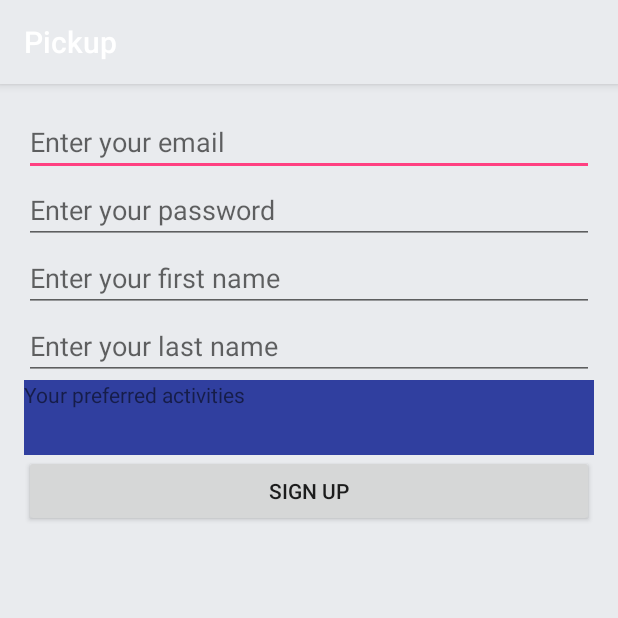
After one commit to darrencl95/Pickup, an Android app: the RegistrationActivity screen opened directly, with no data from a screen before it, on a phone screen of 412 x 824 dp, the top half of it. The commit adds this screen. Run offline under Robolectric (Android 15) with nearby library versions, the phone set to English and light mode, and no system bars; our stand-ins replace Firebase (no records; nobody signed in at launch, a user with empty details on screens opened directly).

Commit message:
add registration activity functionality

```diff
--- a/app/src/main/AndroidManifest.xml
+++ b/app/src/main/AndroidManifest.xml
@@ -49,6 +49,7 @@
             android:label="@string/title_activity_maps" />
         <activity android:name=".controller.GalleryActivity"
             android:label="GalleryActivity"></activity>
+        <activity android:name=".controller.RegistrationActivity" />
     </application>
 
 </manifest>
--- /dev/null
+++ b/app/src/main/java/com/pickup/pickup/controller/RegistrationActivity.java
@@ -0,0 +1,134 @@
+package com.pickup.pickup.controller;
+
+import android.content.Intent;
+import android.os.Bundle;
+import android.support.annotation.NonNull;
+import android.support.v7.app.AppCompatActivity;
+import android.util.Log;
+import android.view.View;
+import android.widget.Button;
+import android.widget.EditText;
+import android.widget.TextView;
+import android.widget.Toast;
+
+import com.google.android.gms.tasks.OnCompleteListener;
+import com.google.android.gms.tasks.Task;
+import com.google.firebase.auth.AuthResult;
+import com.google.firebase.auth.FirebaseAuth;
+import com.google.firebase.auth.FirebaseUser;
+import com.google.firebase.database.DatabaseReference;
+import com.google.firebase.database.FirebaseDatabase;
+import com.google.firebase.storage.FirebaseStorage;
+import com.pickup.pickup.R;
+import com.pickup.pickup.model.User;
+
+import java.util.ArrayList;
+import java.util.Arrays;
+
+/**
+ * Created by zachschlesinger on 3/10/17.
+ */
+
+public class RegistrationActivity extends AppCompatActivity {
+
+    private FirebaseAuth mAuth;
+    private FirebaseAuth.AuthStateListener mAuthListener;
+    private FirebaseDatabase database = FirebaseDatabase.getInstance();
+
+    // declare UI components
+    private EditText editTextEmail;
+    private EditText editTextPassword;
+    private EditText editTextFirst;
+    private EditText editTextLast;
+    private Button registerBtn;
+
+    @Override
+    protected void onCreate(Bundle savedInstanceState) {
+        super.onCreate(savedInstanceState);
+        setContentView(R.layout.activity_registration);
+
+        editTextEmail = (EditText) findViewById(R.id.editTextEmail);
+        editTextPassword = (EditText) findViewById(R.id.editTextPassword);
+        editTextFirst = (EditText) findViewById(R.id.editTextFirst);
+        editTextLast = (EditText) findViewById(R.id.editTextLast);
+        registerBtn = (Button) findViewById(R.id.registerButton);
+
+        mAuth = FirebaseAuth.getInstance();
+
+        mAuthListener = new FirebaseAuth.AuthStateListener() {
+            @Override
+            public void onAuthStateChanged(@NonNull FirebaseAuth firebaseAuth) {
+                FirebaseUser user = firebaseAuth.getCurrentUser();
+                if (user != null) {
+                    // User is signed in
+                    Log.d("Pickup", "onAuthStateChanged:signed_in:" + user.getUid());
+                } else {
+                    // User is signed out
+                    Log.d("Pickup", "onAuthStateChanged:signed_out");
+                }
+            }
+        };
+
+        registerBtn.setOnClickListener(new View.OnClickListener() {
+            @Override
+            public void onClick(View view) {
+                String email = editTextEmail.getText().toString();
+                String password = editTextPassword.getText().toString();
+                if (!CredentialVerification.verifyEmail(email)) {
+                    Toast.makeText(getBaseContext(), "Invalid Email",
+                            Toast.LENGTH_SHORT).show();
+                    return;
+                }
+                String message = CredentialVerification.verifyPassword(password);
+                if (!message.isEmpty()) {
+                    Toast.makeText(getBaseContext(), message, Toast.LENGTH_SHORT).show();
+                    return;
+                }
+                createAccount(email, password);
+                startActivity(new Intent(RegistrationActivity.this, MapsActivity.class));
+            }
+        });
+
+    }
+
+    @Override
+    public void onStart() {
+        super.onStart();
+        mAuth.addAuthStateListener(mAuthListener);
+    }
+
+    @Override
+    public void onStop() {
+        super.onStop();
+        if (mAuthListener != null) {
+            mAuth.removeAuthStateListener(mAuthListener);
+        }
+    }
+
+    private void createAccount(String email, String password) {
+        mAuth.createUserWithEmailAndPassword(email, password)
+                .addOnCompleteListener(this, new OnCompleteListener<AuthResult>() {
+                    @Override
+                    public void onComplete(@NonNull Task<AuthResult> task) {
+                        Log.d("Pickup", "createUserWithEmail:onComplete:" + task.isSuccessful());
+
+                        if (task.isSuccessful()) {
+                            FirebaseUser user = FirebaseAuth.getInstance().getCurrentUser();
+                            if (user != null) {
+                                DatabaseReference myRef = database.getReference(user.getUid());
+                                User u = new User("trollmaster6969","Alexandre","Locquet", new ArrayList<>(Arrays.asList("basketball", "baseball")));
+                                myRef.setValue(u);
+                            }
+                            Toast.makeText(getBaseContext(), "Authentication succeeded",
+                                    Toast.LENGTH_SHORT).show();
+                        } else {
+                            Log.d("Firebase",task.getException().getMessage().toString());
+                            Toast.makeText(getBaseContext(), "Authentication failed",
+                                    Toast.LENGTH_SHORT).show();
+                        }
+
+                        // ...
+                    }
+                });
+    }
+}
--- a/app/src/main/res/layout/activity_registration.xml
+++ b/app/src/main/res/layout/activity_registration.xml
@@ -1,6 +1,70 @@
-<?xml version="1.0" encoding="utf-8"?>
-<LinearLayout xmlns:android="http://schemas.android.com/apk/res/android"
-    android:orientation="vertical" android:layout_width="match_parent"
-    android:layout_height="match_parent">
+<RelativeLayout xmlns:android="http://schemas.android.com/apk/res/android"
+    xmlns:tools="http://schemas.android.com/tools"
+    android:layout_width="match_parent"
+    android:layout_height="match_parent"
+    android:gravity="center_horizontal"
+    android:orientation="vertical"
+    android:paddingBottom="@dimen/activity_vertical_margin"
+    android:paddingLeft="@dimen/activity_horizontal_margin"
+    android:paddingRight="@dimen/activity_horizontal_margin"
+    android:paddingTop="@dimen/activity_vertical_margin"
+    android:background="@color/colorPrimary"
+    tools:context="com.pickup.pickup.controller.LoginActivity">
 
-</LinearLayout>
+    <!-- Login progress -->
+    <EditText
+        android:layout_width="match_parent"
+        android:layout_height="wrap_content"
+        android:id="@+id/editTextEmail"
+        android:hint="Enter your email"
+        android:layout_centerHorizontal="true" />
+
+    <EditText
+        android:layout_width="match_parent"
+        android:layout_height="wrap_content"
+        android:id="@+id/editTextPassword"
+        android:hint="Enter your password"
+        android:layout_below="@id/editTextEmail"/>
+
+    <EditText
+        android:layout_width="match_parent"
+        android:layout_height="wrap_content"
+        android:id="@+id/editTextFirst"
+        android:hint="Enter your first name"
+        android:layout_below="@id/editTextPassword"
+        />
+
+    <EditText
+        android:layout_width="match_parent"
+        android:layout_height="wrap_content"
+        android:id="@+id/editTextLast"
+        android:hint="Enter your last name"
+        android:layout_below="@id/editTextFirst"
+        />
+
+    <ScrollView
+        android:layout_width="match_parent"
+        android:layout_height="wrap_content"
+        android:layout_below="@id/editTextLast"
+        android:background="@color/colorPrimaryDark"
+        android:minHeight="50dp"
+        android:id="@+id/scrollView">
+
+        <TextView
+            android:layout_width="match_parent"
+            android:layout_height="wrap_content"
+            android:text="Your preferred activities"
+            />
+    </ScrollView>
+
+    <Button
+        android:layout_width="match_parent"
+        android:layout_height="wrap_content"
+        android:id="@+id/registerButton"
+        android:text="Sign up"
+        android:layout_below="@id/scrollView"
+        />
+
+
+
+</RelativeLayout>
```
Also changed, not shown: app/src/main/java/com/pickup/pickup/controller/LoginActivity.java (+46 -67 lines), app/src/main/res/layout/activity_login.xml (+6 -3 lines).
